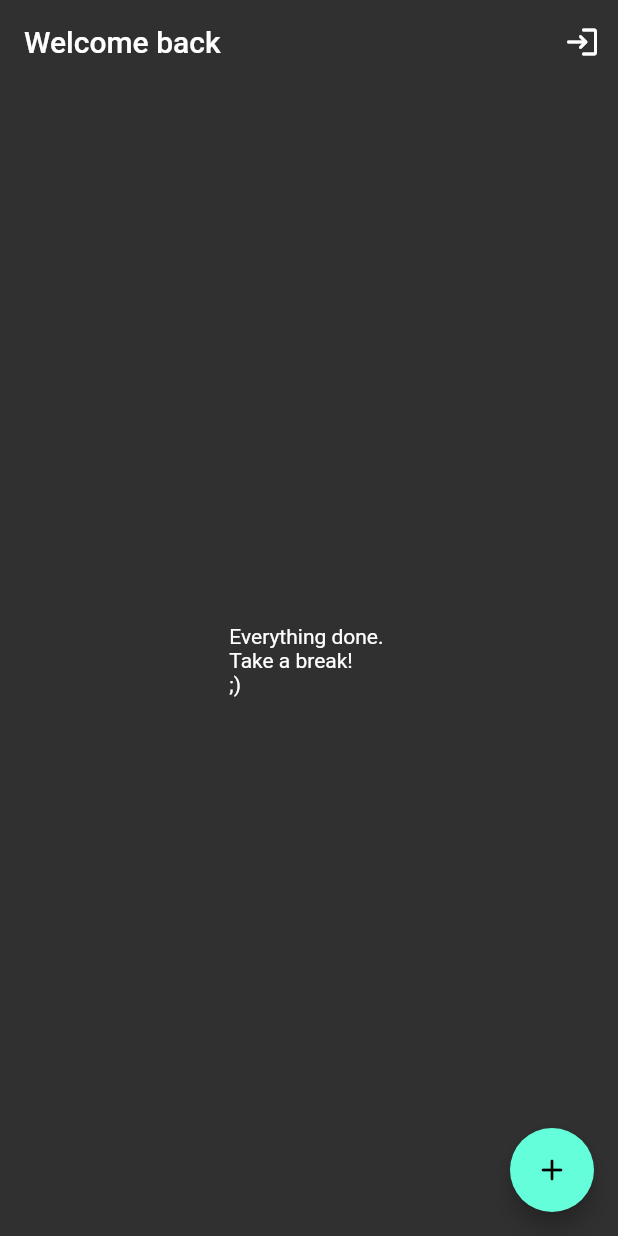
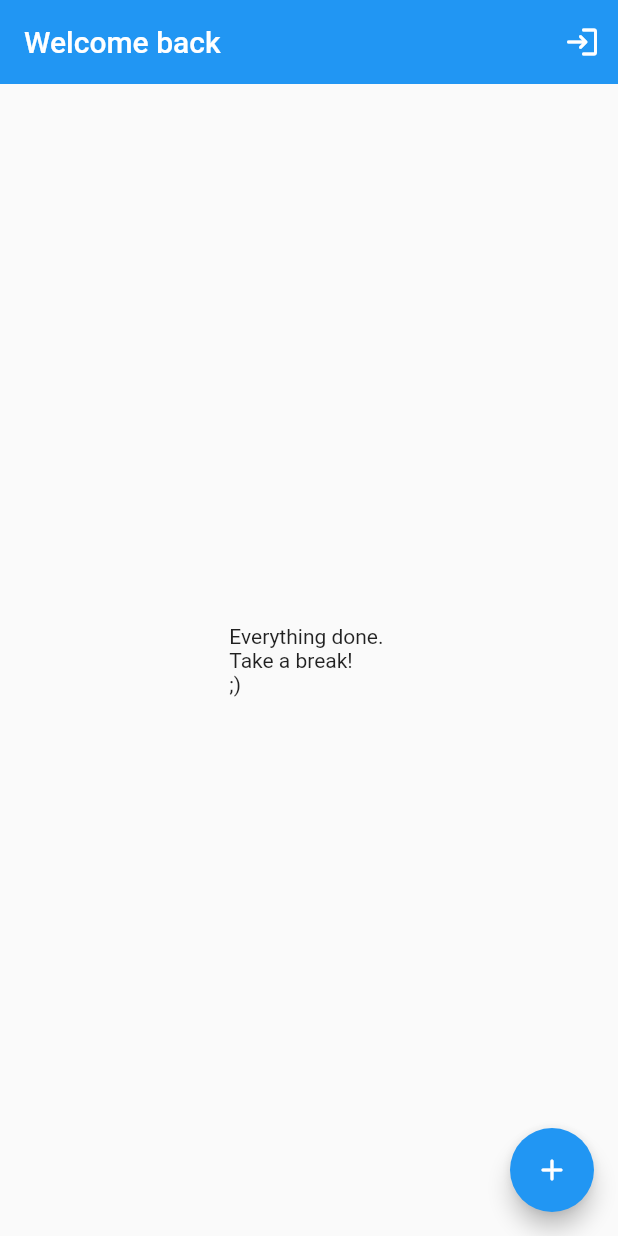
Before and after one commit to luazars/shit-on-your-tasks, a Flutter app: the screen it shows after launch, on a phone screen of 412 x 824 dp. Run offline on Flutter 3.47's test engine with Material 2 defaults, Android fonts, the phone set to English and light mode, and no system bars; our stand-ins replace cloud_firestore, firebase_auth, firebase_core, fluttertoast, progress_state_button, shared_preferences; accounts and stored records are empty.

Commit message:
system-theme, reordering tasks when checked and unchecked

```diff
--- a/lib/main.dart
+++ b/lib/main.dart
@@ -1,8 +1,6 @@
-import 'package:firebase_auth/firebase_auth.dart';
 import 'package:firebase_core/firebase_core.dart';
 import 'package:flutter/material.dart';
 import 'package:login_register/screens/home_screen.dart';
-import 'package:login_register/screens/login_screen.dart';
 
 Future<void> main() async {
   WidgetsFlutterBinding.ensureInitialized();
@@ -17,15 +15,17 @@ class MyApp extends StatelessWidget {
   Widget build(BuildContext context) {
     return MaterialApp(
       debugShowCheckedModeBanner: false,
-      theme: ThemeData.dark(),
-      // home: const RoutePage(),
-      home: const HomeScreen(false),
+      theme: ThemeData.light(),
+      darkTheme: ThemeData.dark(),
+      themeMode: ThemeMode.system,
+      //home: const RoutePage(),
+      home: const HomeScreen(true),
     );
   }
 
-  // ThemeData baisTheme() {
-  //   final baisTheme = ThemeData.dark();
-  //   return baisTheme.copyWith(
+  // ThemeData darkTheme() {
+  //   final darkTheme = ThemeData.dark();
+  //   return darkTheme.copyWith(
   //       colorScheme: ColorScheme.fromSwatch().copyWith(
   //     // primary: Color.fromARGB(255, 150, 21, 224),
   //     // secondary: Colors.blueAccent,
--- a/lib/screens/home_screen.dart
+++ b/lib/screens/home_screen.dart
@@ -40,7 +40,7 @@ class _HomeScreenState extends State<HomeScreen> {
       itemCount: tasks.length,
       padding: const EdgeInsets.all(10),
       itemBuilder: (BuildContext context, int index) {
-        //* Dismissible Tasktile
+        //* Dismissible Task-tile
         return Dismissible(
           key: ValueKey(
               tasks[index].title + tasks.length.toString() + index.toString()),
@@ -60,7 +60,7 @@ class _HomeScreenState extends State<HomeScreen> {
             ),
           ),
 
-          //*Tasktile
+          //*Task-tile
           child: GestureDetector(
             onTap: () => Navigator.of(context).push(MaterialPageRoute(
                 builder: ((context) => AddTaskScreen(
@@ -84,8 +84,6 @@ class _HomeScreenState extends State<HomeScreen> {
         appBar: AppBar(
           title:
               Text("Welcome back " + (Firebase.loggedInUser.firstName ?? "")),
-          backgroundColor: Colors.transparent,
-          shadowColor: Colors.transparent,
           elevation: 0,
           actions: [
             IconButton(
@@ -96,7 +94,7 @@ class _HomeScreenState extends State<HomeScreen> {
           ],
         ),
 
-        //*List with Tasktiles
+        //*List with Task-tiles
         body: tasks.isEmpty
             ? const Center(
                 child: Text("Everything done. \nTake a break! \n;)"),
--- a/lib/screens/register_screen.dart
+++ b/lib/screens/register_screen.dart
@@ -217,7 +217,6 @@ class _RegisterScreenState extends State<RegisterScreen> {
 
     return Scaffold(
       appBar: AppBar(
-        backgroundColor: Colors.transparent,
         elevation: 0,
         leading: IconButton(
           icon: const Icon(Icons.arrow_back_outlined),
--- a/lib/services/firebase.dart
+++ b/lib/services/firebase.dart
@@ -67,7 +67,7 @@ class Firebase {
         .collection("users")
         .doc(FirebaseAuth.instance.currentUser?.uid)
         .collection("tasks")
-        .doc(task.title + task.color.toString())
+        .doc("task:  $task.title  created at: $Timestamp.now()")
         .set(Task.taskToMap(task))
         .onError((error, stackTrace) =>
             Fluttertoast.showToast(msg: error.toString()));
--- a/lib/shared/button.dart
+++ b/lib/shared/button.dart
@@ -14,7 +14,7 @@ class BasicButton extends StatelessWidget {
   @override
   Widget build(BuildContext context) {
     return Material(
-      elevation: 5,
+      elevation: 0,
       color: Theme.of(context).colorScheme.primary,
       borderRadius: BorderRadius.circular(10),
       child: MaterialButton(
```
Also changed, not shown: lib/models/single_entry_material.dart (+38 -12 lines), lib/screens/add_task_screen.dart (+13 -10 lines).
